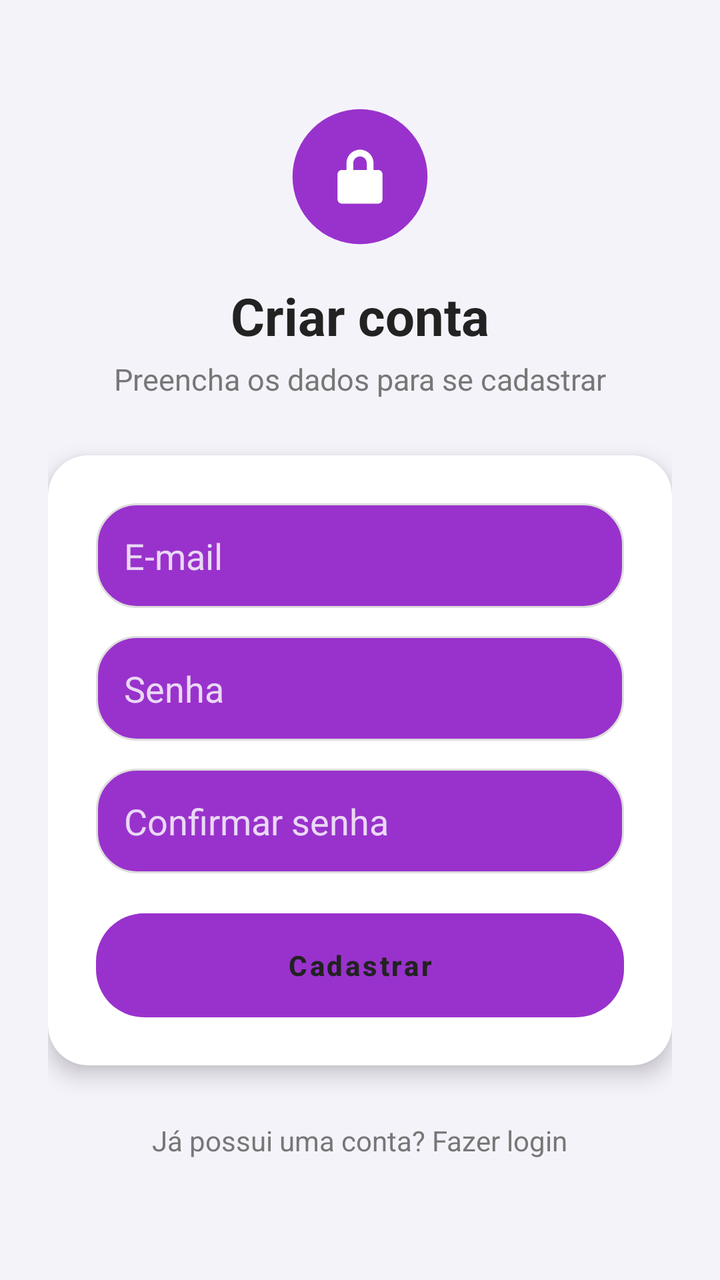
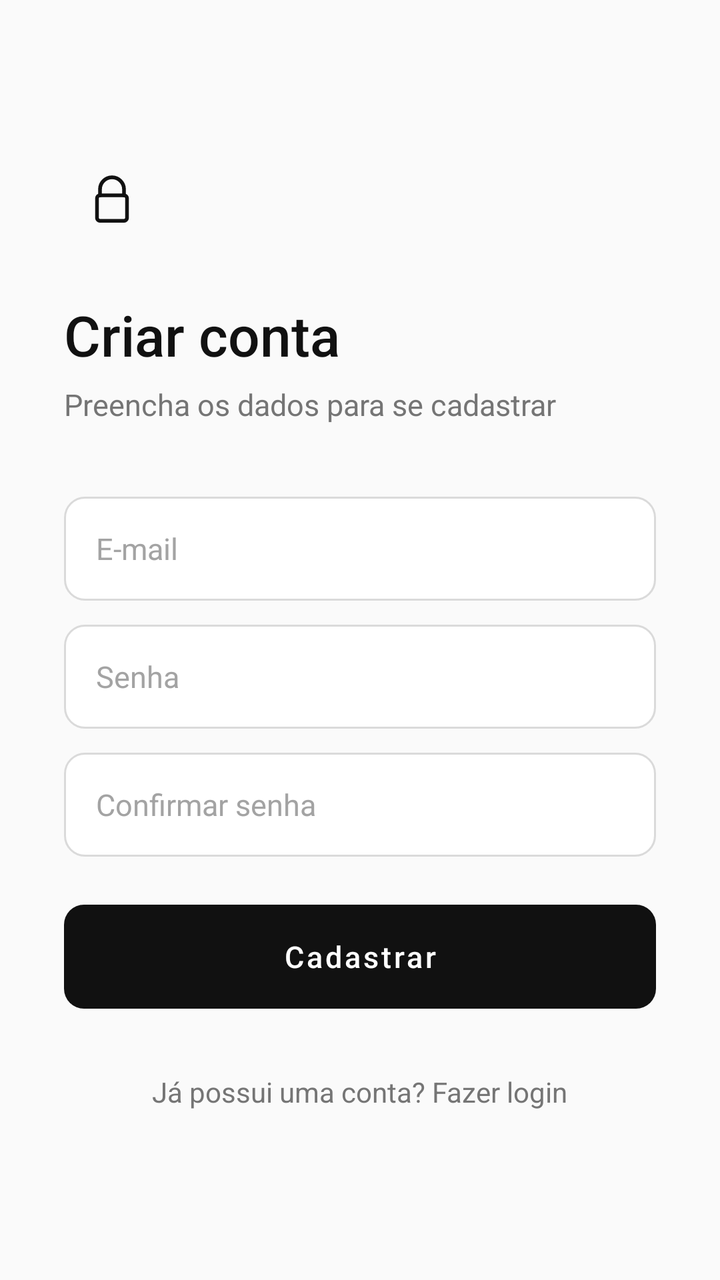

An Android layout rendered at two revisions. The XML below is the earlier revision; the diff shows what the commit changed to produce the second picture.
<!-- AndroidManifest.xml: application theme Theme.LoginFirebase -->
<!-- res/layout/activity_register.xml -->
<?xml version="1.0" encoding="utf-8"?>
<ScrollView xmlns:android="http://schemas.android.com/apk/res/android"
    xmlns:app="http://schemas.android.com/apk/res-auto"
    android:layout_width="match_parent"
    android:layout_height="match_parent"
    android:background="@color/screen_background"
    android:fillViewport="true">

    <LinearLayout
        android:layout_width="match_parent"
        android:layout_height="match_parent"
        android:orientation="vertical"
        android:gravity="center"
        android:padding="24dp">

        <ImageView
            android:layout_width="72dp"
            android:layout_height="72dp"
            android:layout_marginBottom="16dp"
            android:contentDescription="@string/app_name"
            android:src="@drawable/ic_lock_circle" />

        <TextView
            android:layout_width="wrap_content"
            android:layout_height="wrap_content"
            android:text="@string/register_title"
            android:textSize="26sp"
            android:textStyle="bold"
            android:textColor="@color/text_title"
            android:layout_marginBottom="4dp" />

        <TextView
            android:layout_width="wrap_content"
            android:layout_height="wrap_content"
            android:text="@string/register_subtitle"
            android:textSize="15sp"
            android:textColor="@color/text_subtitle"
            android:layout_marginBottom="28dp" />

        <com.google.android.material.card.MaterialCardView
            android:layout_width="match_parent"
            android:layout_height="wrap_content"
            app:cardCornerRadius="20dp"
            app:cardElevation="6dp"
            app:cardBackgroundColor="@color/white">

            <LinearLayout
                android:layout_width="match_parent"
                android:layout_height="wrap_content"
                android:orientation="vertical"
                android:padding="24dp">

                <EditText
                    android:id="@+id/editEmailCadastro"
                    android:layout_width="match_parent"
                    android:layout_height="wrap_content"
                    android:background="@drawable/edittext_background"
                    android:hint="@string/hint_email"
                    android:textColor="@color/white"
                    android:textColorHint="@color/hint_on_purple"
                    android:inputType="textEmailAddress"
                    android:padding="14dp"
                    android:layout_marginBottom="14dp"
                    android:autofillHints="emailAddress" />

                <EditText
                    android:id="@+id/editSenhaCadastro"
                    android:layout_width="match_parent"
                    android:layout_height="wrap_content"
                    android:background="@drawable/edittext_background"
                    android:hint="@string/hint_senha"
                    android:textColor="@color/white"
                    android:textColorHint="@color/hint_on_purple"
                    android:inputType="textPassword"
                    android:padding="14dp"
                    android:layout_marginBottom="14dp"
                    android:autofillHints="password" />

                <EditText
                    android:id="@+id/editConfirmarSenha"
                    android:layout_width="match_parent"
                    android:layout_height="wrap_content"
                    android:background="@drawable/edittext_background"
                    android:hint="@string/hint_confirmar_senha"
                    android:textColor="@color/white"
                    android:textColorHint="@color/hint_on_purple"
                    android:inputType="textPassword"
                    android:padding="14dp"
                    android:layout_marginBottom="20dp" />

                <Button
                    android:id="@+id/btnCadastrar"
                    android:layout_width="match_parent"
                    android:layout_height="52dp"
                    android:background="@drawable/button_login_background"
                    android:text="@string/btn_cadastrar"
                    android:textColor="@color/text_title"
                    android:textStyle="bold"
                    android:textAllCaps="false"
                    android:elevation="0dp"
                    android:stateListAnimator="@null" />

                <ProgressBar
                    android:id="@+id/progressBarCadastro"
                    android:layout_width="wrap_content"
                    android:layout_height="wrap_content"
                    android:layout_marginTop="16dp"
                    android:layout_gravity="center"
                    android:visibility="gone" />

            </LinearLayout>

        </com.google.android.material.card.MaterialCardView>

        <TextView
            android:id="@+id/txtVoltarLogin"
            android:layout_width="wrap_content"
            android:layout_height="wrap_content"
            android:text="@string/txt_voltar_login"
            android:textSize="14sp"
            android:textColor="@color/text_subtitle"
            android:padding="8dp"
            android:layout_marginTop="20dp"
            android:clickable="true"
            android:focusable="true" />

    </LinearLayout>

</ScrollView>
<!-- resources referenced by this layout -->
<resources>
  <color name="hint_on_purple">#EAD8F5</color>
  <color name="screen_background">#F5F3FA</color>
  <color name="text_subtitle">#777777</color>
  <color name="text_title">#222222</color>
  <color name="white">#FFFFFFFF</color>
  <!-- drawable button_login_background (drawable) -->
  <?xml version="1.0" encoding="utf-8"?>
  <ripple xmlns:android="http://schemas.android.com/apk/res/android"
      android:color="@color/text_title">
  
      <item>
          <shape android:shape="rectangle">
              <solid android:color="@color/login_button" />
              <corners android:radius="24dp" />
          </shape>
      </item>
  
  </ripple>
  <!-- drawable edittext_background (drawable) -->
  <?xml version="1.0" encoding="utf-8"?>
  <shape xmlns:android="http://schemas.android.com/apk/res/android"
      android:shape="rectangle">
  
      <solid android:color="@color/login_field_bg" />
  
      <corners android:radius="20dp" />
  
      <stroke
          android:width="1dp"
          android:color="@color/login_field_stroke" />
  
      <padding
          android:left="16dp"
          android:right="16dp"
          android:top="4dp"
          android:bottom="4dp" />
  
  </shape>
  <!-- drawable ic_lock_circle (drawable) -->
  <?xml version="1.0" encoding="utf-8"?>
  <vector xmlns:android="http://schemas.android.com/apk/res/android"
      android:width="64dp"
      android:height="64dp"
      android:viewportWidth="64"
      android:viewportHeight="64">
  
      <path
          android:pathData="M32,2 A30,30 0 1,0 32,62 A30,30 0 1,0 32,2 Z"
          android:fillColor="@color/login_field_bg" />
  
      <path
          android:pathData="M32,20 C28.7,20 26,22.7 26,26 L26,29 L24,29 C22.9,29 22,29.9 22,31 L22,42 C22,43.1 22.9,44 24,44 L40,44 C41.1,44 42,43.1 42,42 L42,31 C42,29.9 41.1,29 40,29 L38,29 L38,26 C38,22.7 35.3,20 32,20 Z M32,23 C33.66,23 35,24.34 35,26 L35,29 L29,29 L29,26 C29,24.34 30.34,23 32,23 Z"
          android:fillColor="@color/white" />
  
  </vector>
  <string name="app_name">CampusHub</string>
  <string name="btn_cadastrar">Cadastrar</string>
  <string name="hint_confirmar_senha">Confirmar senha</string>
  <string name="hint_email">E-mail</string>
  <string name="hint_senha">Senha</string>
  <string name="register_subtitle">Preencha os dados para se cadastrar</string>
  <string name="register_title">Criar conta</string>
  <string name="txt_voltar_login">Já possui uma conta? Fazer login</string>
  <style name="Theme.LoginFirebase" parent="Theme.MaterialComponents.DayNight.NoActionBar">
          
          <item name="colorPrimary">@color/login_field_bg</item>
          <item name="colorPrimaryVariant">@color/login_field_bg</item>
          <item name="colorOnPrimary">@color/white</item>
          
          <item name="colorSecondary">@color/login_button</item>
          <item name="colorSecondaryVariant">@color/login_button</item>
          <item name="colorOnSecondary">@color/text_title</item>
          
          <item name="android:statusBarColor">@color/login_field_bg</item>
          <item name="android:windowBackground">@color/screen_background</item>
      </style>
  <color name="login_button">#7FFF00</color>
  <color name="login_field_bg">#9932CC</color>
  <color name="login_field_stroke">#DDDDDD</color>
</resources>

<!-- the commit's change to res/layout/activity_register.xml (unified diff, before → after) -->
@@ -1,6 +1,5 @@
 <?xml version="1.0" encoding="utf-8"?>
 <ScrollView xmlns:android="http://schemas.android.com/apk/res/android"
-    xmlns:app="http://schemas.android.com/apk/res-auto"
     android:layout_width="match_parent"
     android:layout_height="match_parent"
     android:background="@color/screen_background"
@@ -10,13 +9,13 @@
         android:layout_width="match_parent"
         android:layout_height="match_parent"
         android:orientation="vertical"
-        android:gravity="center"
-        android:padding="24dp">
+        android:gravity="center_vertical"
+        android:padding="32dp">
 
         <ImageView
-            android:layout_width="72dp"
-            android:layout_height="72dp"
-            android:layout_marginBottom="16dp"
+            android:layout_width="48dp"
+            android:layout_height="48dp"
+            android:layout_marginBottom="24dp"
             android:contentDescription="@string/app_name"
             android:src="@drawable/ic_lock_circle" />
 
@@ -24,10 +23,10 @@
             android:layout_width="wrap_content"
             android:layout_height="wrap_content"
             android:text="@string/register_title"
-            android:textSize="26sp"
-            android:textStyle="bold"
+            android:textSize="28sp"
+            android:fontFamily="sans-serif-medium"
             android:textColor="@color/text_title"
-            android:layout_marginBottom="4dp" />
+            android:layout_marginBottom="6dp" />
 
         <TextView
             android:layout_width="wrap_content"
@@ -35,82 +34,72 @@
             android:text="@string/register_subtitle"
             android:textSize="15sp"
             android:textColor="@color/text_subtitle"
-            android:layout_marginBottom="28dp" />
+            android:layout_marginBottom="36dp" />
 
-        <com.google.android.material.card.MaterialCardView
+        <EditText
+            android:id="@+id/editEmailCadastro"
             android:layout_width="match_parent"
+            android:layout_height="52dp"
+            android:background="@drawable/edittext_background"
+            android:hint="@string/hint_email"
+            android:textColor="@color/text_title"
+            android:textColorHint="@color/text_hint"
+            android:textSize="15sp"
+            android:inputType="textEmailAddress"
+            android:paddingLeft="16dp"
+            android:paddingRight="16dp"
+            android:layout_marginBottom="12dp"
+            android:autofillHints="emailAddress" />
+
+        <EditText
+            android:id="@+id/editSenhaCadastro"
+            android:layout_width="match_parent"
+            android:layout_height="52dp"
+            android:background="@drawable/edittext_background"
+            android:hint="@string/hint_senha"
+            android:textColor="@color/text_title"
+            android:textColorHint="@color/text_hint"
+            android:textSize="15sp"
+            android:inputType="textPassword"
+            android:paddingLeft="16dp"
+            android:paddingRight="16dp"
+            android:layout_marginBottom="12dp"
+            android:autofillHints="password" />
+
+        <EditText
+            android:id="@+id/editConfirmarSenha"
+            android:layout_width="match_parent"
+            android:layout_height="52dp"
+            android:background="@drawable/edittext_background"
+            android:hint="@string/hint_confirmar_senha"
+            android:textColor="@color/text_title"
+            android:textColorHint="@color/text_hint"
+            android:textSize="15sp"
+            android:inputType="textPassword"
+            android:paddingLeft="16dp"
+            android:paddingRight="16dp"
+            android:layout_marginBottom="24dp" />
+
+        <Button
+            android:id="@+id/btnCadastrar"
+            android:layout_width="match_parent"
+            android:layout_height="52dp"
+            android:background="@drawable/button_login_background"
+            android:text="@string/btn_cadastrar"
+            android:textColor="@color/white"
+            android:textSize="15sp"
+            android:fontFamily="sans-serif-medium"
+            android:textAllCaps="false"
+            android:elevation="0dp"
+            android:stateListAnimator="@null" />
+
+        <ProgressBar
+            android:id="@+id/progressBarCadastro"
+            android:layout_width="wrap_content"
             android:layout_height="wrap_content"
-            app:cardCornerRadius="20dp"
-            app:cardElevation="6dp"
-            app:cardBackgroundColor="@color/white">
-
-            <LinearLayout
-                android:layout_width="match_parent"
-                android:layout_height="wrap_content"
-                android:orientation="vertical"
-                android:padding="24dp">
-
-                <EditText
-                    android:id="@+id/editEmailCadastro"
-                    android:layout_width="match_parent"
-                    android:layout_height="wrap_content"
-                    android:background="@drawable/edittext_background"
-                    android:hint="@string/hint_email"
-                    android:textColor="@color/white"
-                    android:textColorHint="@color/hint_on_purple"
-                    android:inputType="textEmailAddress"
-                    android:padding="14dp"
-                    android:layout_marginBottom="14dp"
-                    android:autofillHints="emailAddress" />
-
-                <EditText
-                    android:id="@+id/editSenhaCadastro"
-                    android:layout_width="match_parent"
-                    android:layout_height="wrap_content"
-                    android:background="@drawable/edittext_background"
-                    android:hint="@string/hint_senha"
-                    android:textColor="@color/white"
-                    android:textColorHint="@color/hint_on_purple"
-                    android:inputType="textPassword"
-                    android:padding="14dp"
-                    android:layout_marginBottom="14dp"
-                    android:autofillHints="password" />
-
-                <EditText
-                    android:id="@+id/editConfirmarSenha"
-                    android:layout_width="match_parent"
-                    android:layout_height="wrap_content"
-                    android:background="@drawable/edittext_background"
-                    android:hint="@string/hint_confirmar_senha"
-                    android:textColor="@color/white"
-                    android:textColorHint="@color/hint_on_purple"
-                    android:inputType="textPassword"
-                    android:padding="14dp"
-                    android:layout_marginBottom="20dp" />
-
-                <Button
-                    android:id="@+id/btnCadastrar"
-                    android:layout_width="match_parent"
-                    android:layout_height="52dp"
-                    android:background="@drawable/button_login_background"
-                    android:text="@string/btn_cadastrar"
-                    android:textColor="@color/text_title"
-                    android:textStyle="bold"
-                    android:textAllCaps="false"
-                    android:elevation="0dp"
-                    android:stateListAnimator="@null" />
-
-                <ProgressBar
-                    android:id="@+id/progressBarCadastro"
-                    android:layout_width="wrap_content"
-                    android:layout_height="wrap_content"
-                    android:layout_marginTop="16dp"
-                    android:layout_gravity="center"
-                    android:visibility="gone" />
-
-            </LinearLayout>
-
-        </com.google.android.material.card.MaterialCardView>
+            android:layout_marginTop="16dp"
+            android:layout_gravity="center"
+            android:visibility="gone" />
 
         <TextView
             android:id="@+id/txtVoltarLogin"
@@ -120,7 +109,8 @@
             android:textSize="14sp"
             android:textColor="@color/text_subtitle"
             android:padding="8dp"
-            android:layout_marginTop="20dp"
+            android:layout_marginTop="24dp"
+            android:layout_gravity="center_horizontal"
             android:clickable="true"
             android:focusable="true" />
 
<!-- resource entries referenced after the edit -->
@@ -1,58 +1,65 @@
 <!-- resources referenced by this layout -->
 <resources>
-  <color name="hint_on_purple">#EAD8F5</color>
-  <color name="screen_background">#F5F3FA</color>
-  <color name="text_subtitle">#777777</color>
-  <color name="text_title">#222222</color>
+  <color name="screen_background">#FFFAFAFA</color>
+  <color name="text_hint">#FFA3A3A3</color>
+  <color name="text_subtitle">#FF757575</color>
+  <color name="text_title">#FF111111</color>
   <color name="white">#FFFFFFFF</color>
   <!-- drawable button_login_background (drawable) -->
   <?xml version="1.0" encoding="utf-8"?>
   <ripple xmlns:android="http://schemas.android.com/apk/res/android"
-      android:color="@color/text_title">
+      android:color="#33FFFFFF">
   
       <item>
           <shape android:shape="rectangle">
               <solid android:color="@color/login_button" />
-              <corners android:radius="24dp" />
+              <corners android:radius="10dp" />
           </shape>
       </item>
   
   </ripple>
   <!-- drawable edittext_background (drawable) -->
   <?xml version="1.0" encoding="utf-8"?>
-  <shape xmlns:android="http://schemas.android.com/apk/res/android"
-      android:shape="rectangle">
+  <selector xmlns:android="http://schemas.android.com/apk/res/android">
   
-      <solid android:color="@color/login_field_bg" />
+      <item android:state_focused="true">
+          <shape android:shape="rectangle">
+              <solid android:color="@color/login_field_bg" />
+              <corners android:radius="10dp" />
+              <stroke android:width="1dp" android:color="@color/text_title" />
+          </shape>
+      </item>
   
-      <corners android:radius="20dp" />
+      <item>
+          <shape android:shape="rectangle">
+              <solid android:color="@color/login_field_bg" />
+              <corners android:radius="10dp" />
+              <stroke android:width="1dp" android:color="@color/login_field_stroke" />
+          </shape>
+      </item>
   
-      <stroke
-          android:width="1dp"
-          android:color="@color/login_field_stroke" />
-  
-      <padding
-          android:left="16dp"
-          android:right="16dp"
-          android:top="4dp"
-          android:bottom="4dp" />
-  
-  </shape>
+  </selector>
   <!-- drawable ic_lock_circle (drawable) -->
   <?xml version="1.0" encoding="utf-8"?>
   <vector xmlns:android="http://schemas.android.com/apk/res/android"
-      android:width="64dp"
-      android:height="64dp"
+      android:width="48dp"
+      android:height="48dp"
       android:viewportWidth="64"
       android:viewportHeight="64">
   
       <path
-          android:pathData="M32,2 A30,30 0 1,0 32,62 A30,30 0 1,0 32,2 Z"
-          android:fillColor="@color/login_field_bg" />
+          android:pathData="M24,28 L24,24 A8,8 0 0,1 40,24 L40,28"
+          android:strokeColor="@color/text_title"
+          android:strokeWidth="2.5"
+          android:strokeLineCap="round"
+          android:fillColor="#00000000" />
   
       <path
-          android:pathData="M32,20 C28.7,20 26,22.7 26,26 L26,29 L24,29 C22.9,29 22,29.9 22,31 L22,42 C22,43.1 22.9,44 24,44 L40,44 C41.1,44 42,43.1 42,42 L42,31 C42,29.9 41.1,29 40,29 L38,29 L38,26 C38,22.7 35.3,20 32,20 Z M32,23 C33.66,23 35,24.34 35,26 L35,29 L29,29 L29,26 C29,24.34 30.34,23 32,23 Z"
-          android:fillColor="@color/white" />
+          android:pathData="M24,28 L40,28 A2,2 0 0,1 42,30 L42,43 A2,2 0 0,1 40,45 L24,45 A2,2 0 0,1 22,43 L22,30 A2,2 0 0,1 24,28 Z"
+          android:strokeColor="@color/text_title"
+          android:strokeWidth="2.5"
+          android:strokeLineJoin="round"
+          android:fillColor="#00000000" />
   
   </vector>
   <string name="app_name">CampusHub</string>
@@ -63,21 +70,28 @@
   <string name="register_subtitle">Preencha os dados para se cadastrar</string>
   <string name="register_title">Criar conta</string>
   <string name="txt_voltar_login">Já possui uma conta? Fazer login</string>
-  <style name="Theme.LoginFirebase" parent="Theme.MaterialComponents.DayNight.NoActionBar">
-          
-          <item name="colorPrimary">@color/login_field_bg</item>
-          <item name="colorPrimaryVariant">@color/login_field_bg</item>
+  <style name="Theme.LoginFirebase" parent="Theme.MaterialComponents.Light.NoActionBar">
+          <item name="colorPrimary">@color/text_title</item>
+          <item name="colorPrimaryVariant">@color/black</item>
           <item name="colorOnPrimary">@color/white</item>
-          
-          <item name="colorSecondary">@color/login_button</item>
-          <item name="colorSecondaryVariant">@color/login_button</item>
-          <item name="colorOnSecondary">@color/text_title</item>
-          
-          <item name="android:statusBarColor">@color/login_field_bg</item>
+          <item name="colorSecondary">@color/text_title</item>
+          <item name="colorSecondaryVariant">@color/black</item>
+          <item name="colorOnSecondary">@color/white</item>
+  
+          <item name="colorControlNormal">@color/text_hint</item>
+          <item name="colorControlActivated">@color/text_title</item>
+  
+          <item name="android:textColorPrimary">@color/text_title</item>
+          <item name="android:textColorSecondary">@color/text_subtitle</item>
+          <item name="android:textColorHint">@color/text_hint</item>
+  
+          <item name="android:statusBarColor">@color/screen_background</item>
+          <item name="android:windowLightStatusBar">true</item>
           <item name="android:windowBackground">@color/screen_background</item>
       </style>
-  <color name="login_button">#7FFF00</color>
-  <color name="login_field_bg">#9932CC</color>
-  <color name="login_field_stroke">#DDDDDD</color>
+  <color name="login_button">#FF111111</color>
+  <color name="login_field_bg">#FFFFFFFF</color>
+  <color name="login_field_stroke">#FFDADADA</color>
+  <color name="black">#FF000000</color>
 </resources>
 
